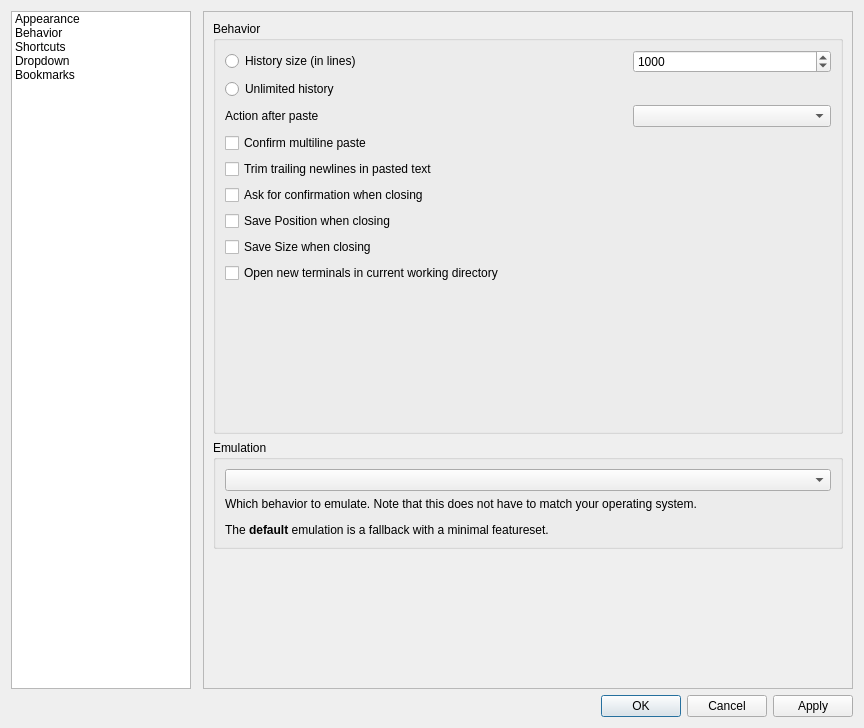
Above: src/forms/propertiesdialog.ui from lxqt/qterminal before the change. Below: the same form after it.
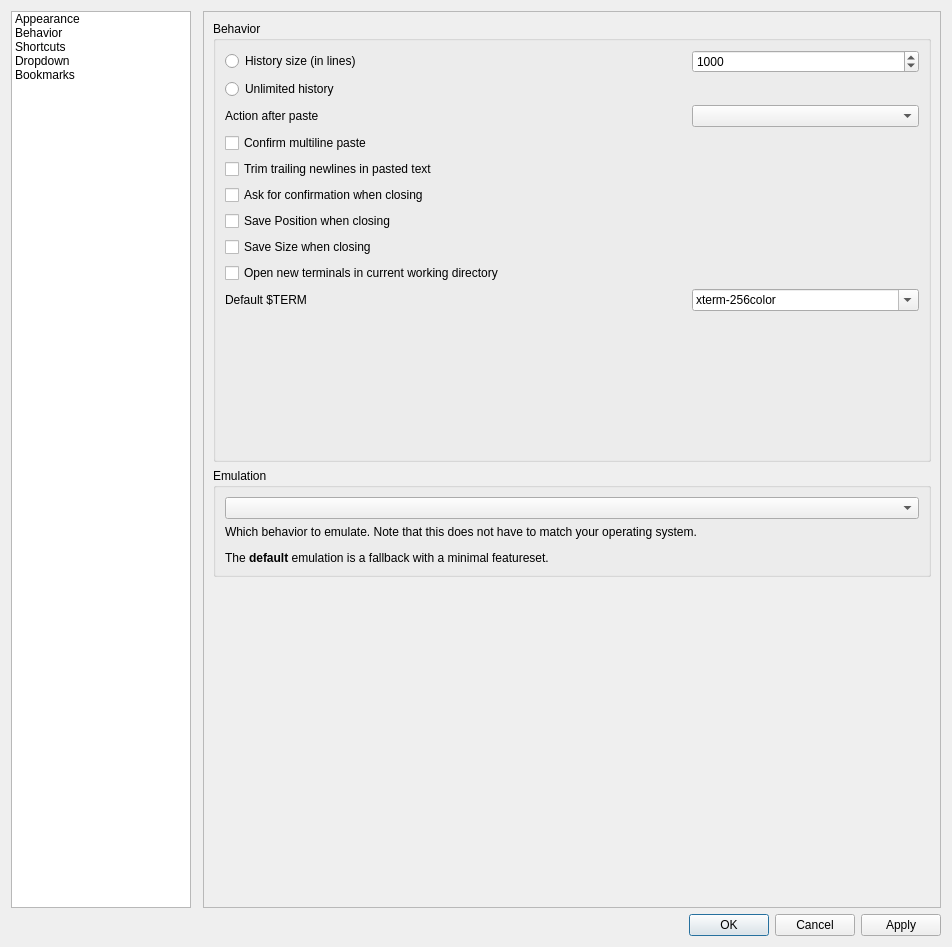
That is the form after the change. The open tabs and pages were chosen to show the change.

Commit message:
Support modifying $TERM and use xterm-256color by default
Fixes https://github.com/lxde/qterminal/issues/100
Closes https://github.com/lxde/qtermwidget/issues/12

The edit to the form file:
```diff
--- a/src/forms/propertiesdialog.ui
+++ b/src/forms/propertiesdialog.ui
@@ -6,8 +6,8 @@
    <rect>
     <x>0</x>
     <y>0</y>
-    <width>864</width>
-    <height>728</height>
+    <width>952</width>
+    <height>947</height>
    </rect>
   </property>
   <property name="windowTitle">
@@ -494,7 +494,7 @@
             </property>
            </widget>
           </item>
-          <item row="9" column="1">
+          <item row="10" column="1">
            <spacer name="verticalSpacer_4">
             <property name="orientation">
              <enum>Qt::Vertical</enum>
@@ -552,6 +552,33 @@
             </property>
            </widget>
           </item>
+          <item row="9" column="0">
+           <widget class="QLabel" name="label_14">
+            <property name="text">
+             <string>Default $TERM</string>
+            </property>
+           </widget>
+          </item>
+          <item row="9" column="2">
+           <widget class="QComboBox" name="termComboBox">
+            <property name="editable">
+             <bool>true</bool>
+            </property>
+            <property name="currentIndex">
+             <number>1</number>
+            </property>
+            <item>
+             <property name="text">
+              <string>xterm</string>
+             </property>
+            </item>
+            <item>
+             <property name="text">
+              <string>xterm-256color</string>
+             </property>
+            </item>
+           </widget>
+          </item>
          </layout>
         </widget>
        </item>
```
The commit also changes 5 other files.
